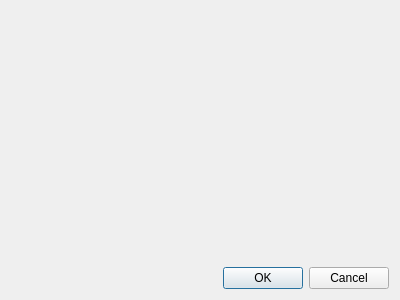
sh1nyru0/SP, file importdb.ui: the form before one commit.
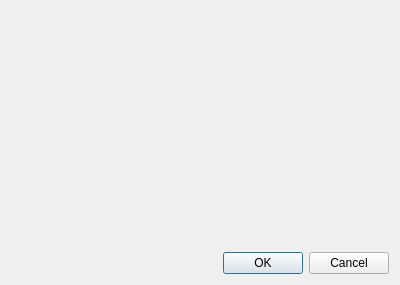
The form after the commit.

The edit to the form file:
```diff
--- a/importdb.ui
+++ b/importdb.ui
@@ -7,7 +7,7 @@
     <x>0</x>
     <y>0</y>
     <width>400</width>
-    <height>300</height>
+    <height>285</height>
    </rect>
   </property>
   <property name="windowTitle">
```
